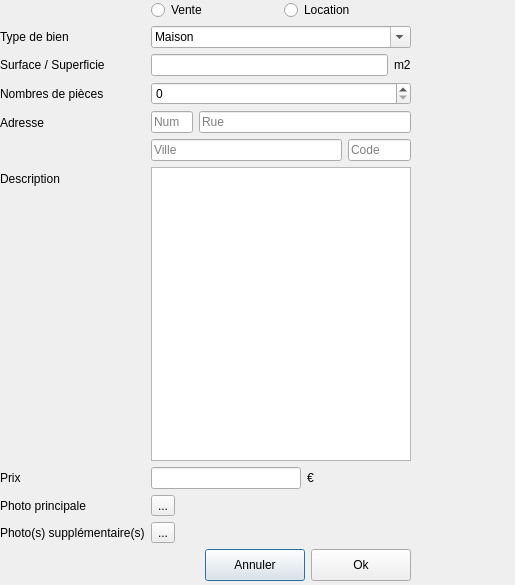
Old version of the form advert.ui in the repository Spieldy/IHMO.
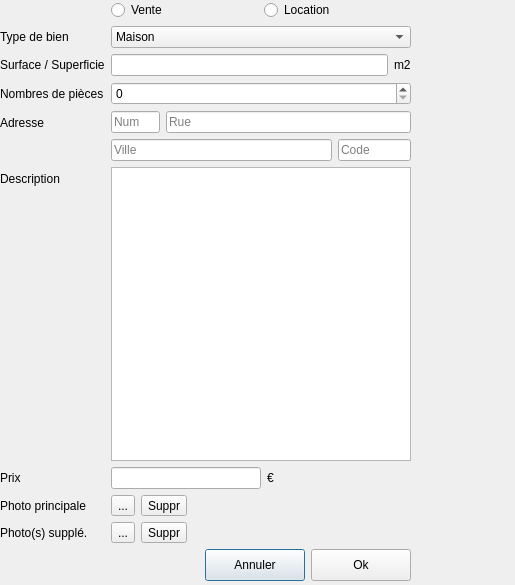
New version of the form.

Commit message: Supprimer photo partiellement, affichage TableView, modification annonce

Patch:
```diff
--- a/advert.ui
+++ b/advert.ui
@@ -50,7 +50,7 @@
       <item row="1" column="1">
        <widget class="QComboBox" name="cbx_type">
         <property name="editable">
-         <bool>true</bool>
+         <bool>false</bool>
         </property>
         <item>
          <property name="text">
@@ -292,6 +292,13 @@
             </property>
            </widget>
           </item>
+          <item>
+           <widget class="QToolButton" name="btn_suppr_princ">
+            <property name="text">
+             <string>Suppr</string>
+            </property>
+           </widget>
+          </item>
          </layout>
         </item>
        </layout>
@@ -312,12 +319,19 @@
           </property>
          </widget>
         </item>
+        <item>
+         <widget class="QToolButton" name="btn_suppr_sup">
+          <property name="text">
+           <string>Suppr</string>
+          </property>
+         </widget>
+        </item>
        </layout>
       </item>
       <item row="8" column="0">
        <widget class="QLabel" name="lbl_photo_sup">
         <property name="text">
-         <string>Photo(s) supplémentaire(s)</string>
+         <string>Photo(s) supplé.</string>
         </property>
        </widget>
       </item>
```
The commit also changes 6 other files.
